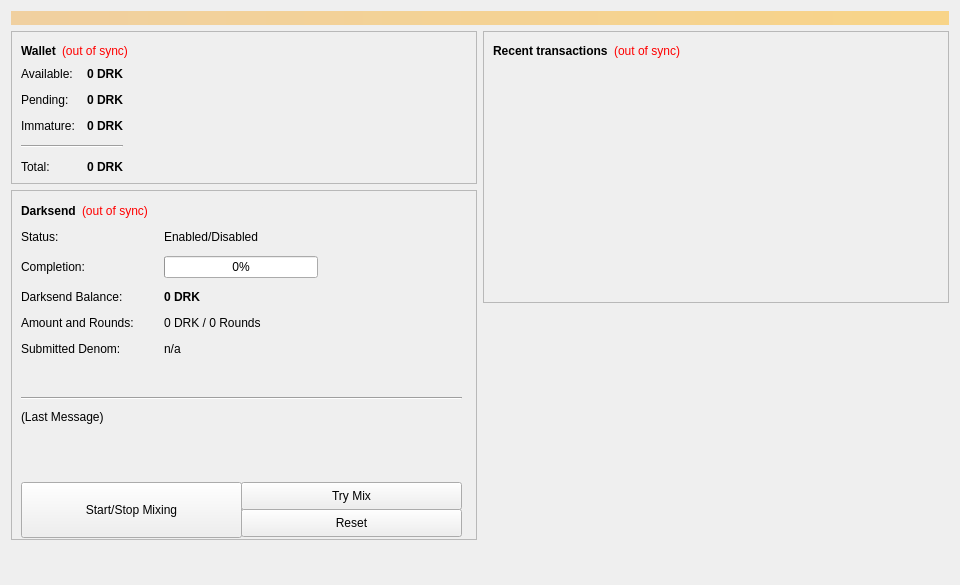
Qt form src/qt/forms/overviewpage.ui (wagerr/PIVX) before a commit.
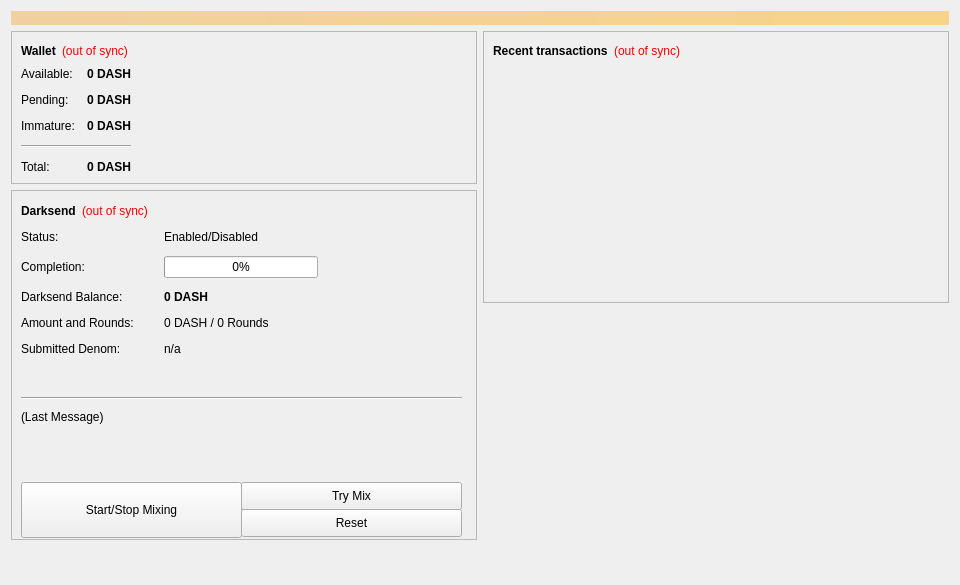
The same form after that commit.

Commit message: Dash rebranding

Diff of the .ui file:
```diff
--- a/src/qt/forms/overviewpage.ui
+++ b/src/qt/forms/overviewpage.ui
@@ -130,7 +130,7 @@
                  <string>Your current spendable balance</string>
                 </property>
                 <property name="text">
-                 <string notr="true">0 DRK</string>
+                 <string notr="true">0 DASH</string>
                 </property>
                 <property name="alignment">
                  <set>Qt::AlignRight|Qt::AlignTrailing|Qt::AlignVCenter</set>
@@ -162,7 +162,7 @@
                  <string>Total of transactions that have yet to be confirmed, and do not yet count toward the spendable balance</string>
                 </property>
                 <property name="text">
-                 <string notr="true">0 DRK</string>
+                 <string notr="true">0 DASH</string>
                 </property>
                 <property name="alignment">
                  <set>Qt::AlignRight|Qt::AlignTrailing|Qt::AlignVCenter</set>
@@ -191,7 +191,7 @@
                  <string>Mined balance that has not yet matured</string>
                 </property>
                 <property name="text">
-                 <string notr="true">0 DRK</string>
+                 <string notr="true">0 DASH</string>
                 </property>
                 <property name="alignment">
                  <set>Qt::AlignRight|Qt::AlignTrailing|Qt::AlignVCenter</set>
@@ -223,7 +223,7 @@
                  <string>Your current total balance</string>
                 </property>
                 <property name="text">
-                 <string notr="true">0 DRK</string>
+                 <string notr="true">0 DASH</string>
                 </property>
                 <property name="alignment">
                  <set>Qt::AlignRight|Qt::AlignTrailing|Qt::AlignVCenter</set>
@@ -346,7 +346,7 @@
               </font>
              </property>
              <property name="text">
-              <string>0 DRK</string>
+              <string>0 DASH</string>
              </property>
             </widget>
            </item>
@@ -360,7 +360,7 @@
            <item row="3" column="1">
             <widget class="QLabel" name="labelAmountRounds">
              <property name="text">
-              <string>0 DRK / 0 Rounds</string>
+              <string>0 DASH / 0 Rounds</string>
              </property>
             </widget>
            </item>
```
Left out of the diff: 6 changed lines with no effect on the pictures. The commit also changes 157 other files.
